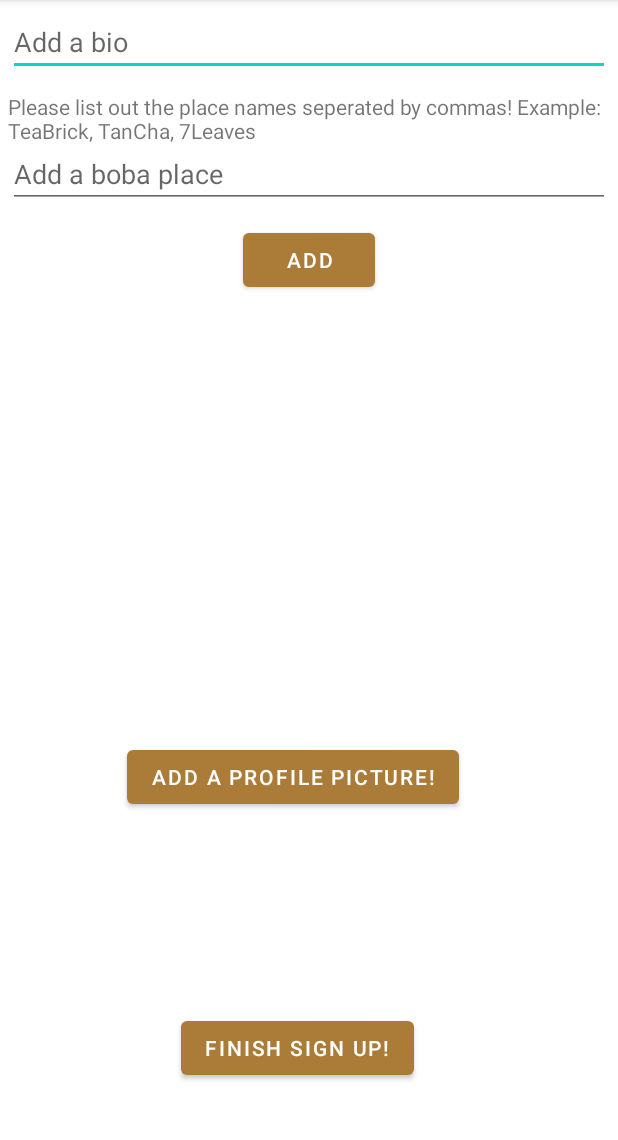
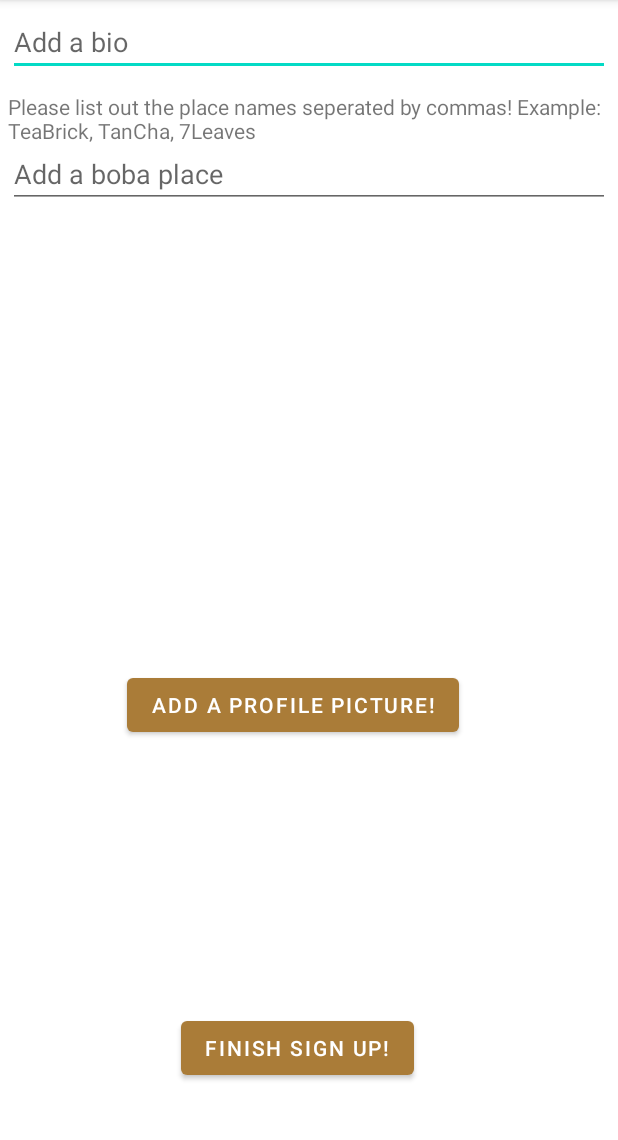
Before and after one commit to lmsiu/Boba-Buddy, an Android app: the SignUpProfileActivity screen opened directly, with no data from a screen before it, on a phone screen of 412 x 824 dp, the part 84-1224 px from its top. Run offline under Robolectric (Android 15) with nearby library versions, the phone set to English and light mode, and no system bars; libraries missing offline, so code that uses them is left out: com.parse.

Commit message:
Removed add button from signup

```diff
--- a/app/src/main/res/layout/activity_sign_up_profile.xml
+++ b/app/src/main/res/layout/activity_sign_up_profile.xml
@@ -47,7 +47,7 @@
     <Button
         android:id="@+id/btnAdd"
         android:layout_width="wrap_content"
-        android:layout_height="wrap_content"
+        android:layout_height="0dp"
         android:layout_below="@+id/etAddPlace"
         android:layout_alignParentEnd="true"
         android:layout_marginTop="5dp"
@@ -61,7 +61,7 @@
         android:layout_below="@+id/btnAdd"
         android:layout_alignParentEnd="true"
         android:layout_marginTop="5dp"
-        android:layout_marginEnd="14dp"
+        android:layout_marginEnd="12dp"
         tools:srcCompat="@tools:sample/avatars" />
 
     <Button
```
